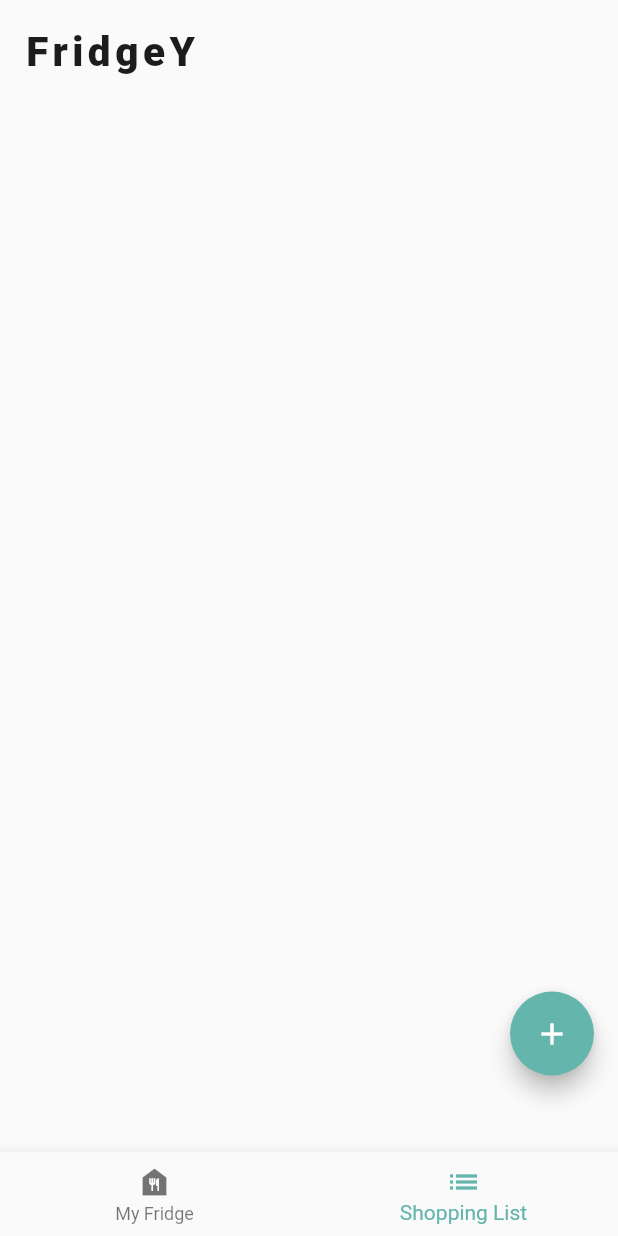
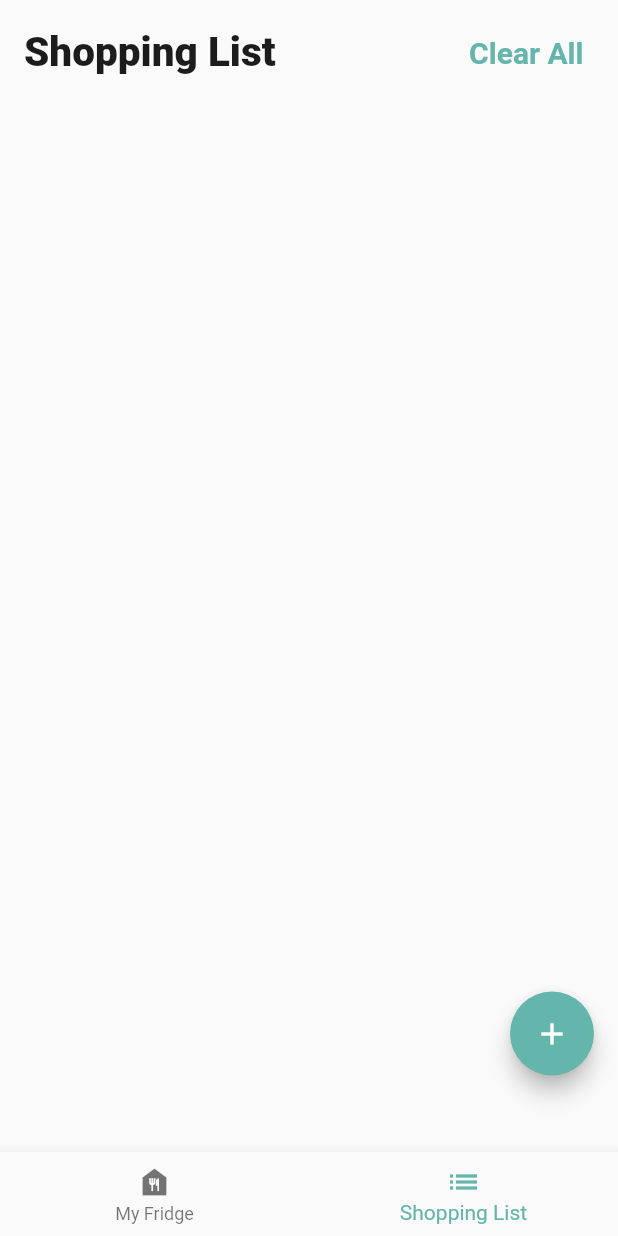
Before and after one commit to Gift-Phutatham/fridgey, a Flutter app: the screen it shows after launch, item 2 of the bottom bar chosen, on a phone screen of 412 x 824 dp. Run offline on Flutter 3.47's test engine with Material 2 defaults, Android fonts, the phone set to English and light mode, and no system bars; our stand-ins replace sqflite; accounts and stored records are empty.

Commit message:
add clear all button

```diff
--- a/lib/components/main_template.dart
+++ b/lib/components/main_template.dart
@@ -1,6 +1,7 @@
 import 'package:flutter/material.dart';
 
 import '../constants.dart';
+import '../database/sqflite.dart';
 import '../pages/product_list_page.dart';
 import '../pages/shopping_list_page.dart';
 
@@ -42,15 +43,44 @@ class _MainTemplateState extends State<MainTemplate> {
         backgroundColor: Colors.transparent,
         elevation: 0,
         toolbarHeight: 70,
-        title: const Text(
-          'FridgeY',
-          style: TextStyle(
+        title: Text(
+          _selectedIndex == 0 ? 'My Fridge' : 'Shopping List',
+          style: const TextStyle(
             fontSize: 27,
             fontWeight: FontWeight.w900,
             color: kTextColor2,
-            letterSpacing: 3,
           ),
         ),
+        actions: _selectedIndex == 1
+            ? <Widget>[
+                Container(
+                  margin: const EdgeInsets.only(right: 15),
+                  child: TextButton(
+                    style: TextButton.styleFrom(
+                      textStyle: const TextStyle(fontSize: 20),
+                    ),
+                    onPressed: () {
+                      FridgeyDb.instance.deleteShoppingList();
+                      Navigator.push(
+                        context,
+                        PageRouteBuilder(
+                          pageBuilder: (context, animation1, animation2) =>
+                              const MainTemplate(myIndex: 1),
+                          transitionDuration: Duration.zero,
+                        ),
+                      );
+                    },
+                    child: const Text(
+                      'Clear All',
+                      style: TextStyle(
+                        color: kButtonColor1,
+                        fontWeight: FontWeight.bold,
+                      ),
+                    ),
+                  ),
+                ),
+              ]
+            : [],
       ),
       body: Center(
         child: _widgetOptions.elementAt(_selectedIndex),
--- a/lib/database/sqflite.dart
+++ b/lib/database/sqflite.dart
@@ -98,7 +98,7 @@ class FridgeyDb {
     );
   }
 
-  Future<int> deleteShoppingList(int? id) async {
+  Future<int> deleteShoppingList() async {
     final db = await instance.database;
     return await db.delete(table2);
   }
```
